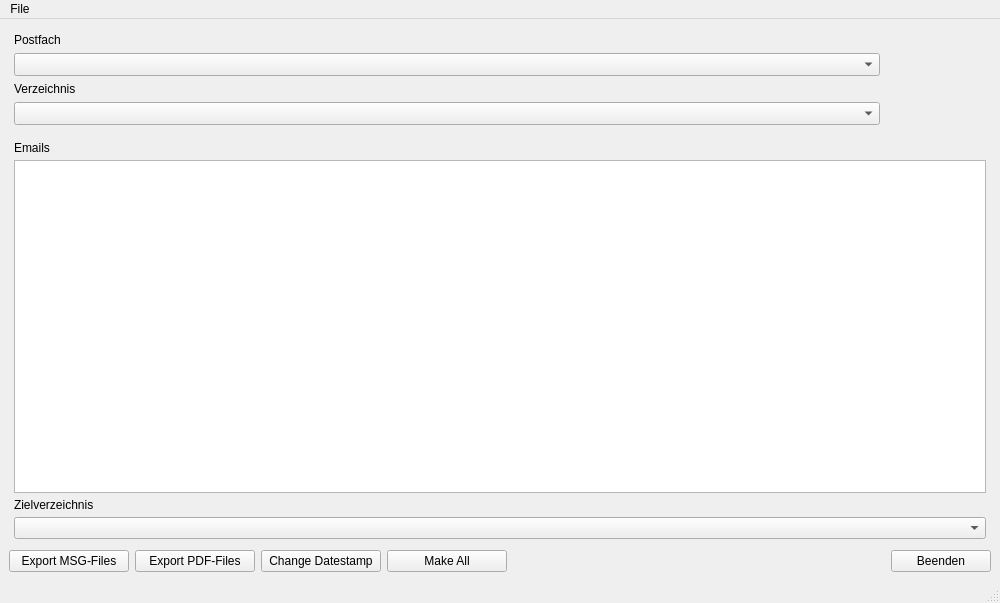
zoelchr/OutlookEmailExporter, file outlook_email_exporter.ui: the form before one commit.
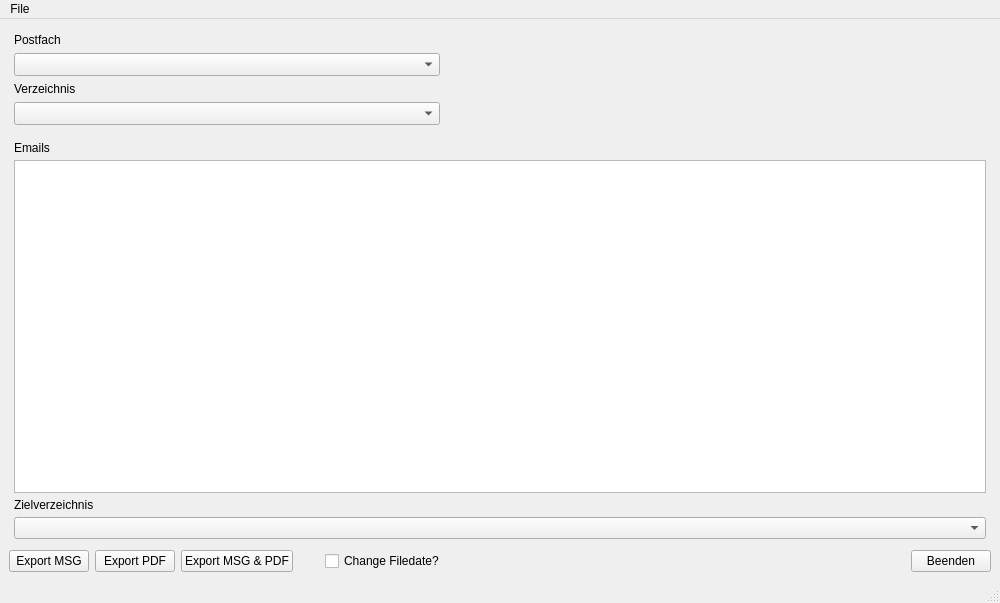
The form after the commit.

Commit message:
Refactor UI handling and improve data validation.
Replaced dynamic UI loading with a generated UI class for better performance and maintainability. Improved validation by adding checks for empty inputs and modified email table interaction logic to enable checkbox editing. Adjusted button labels and layout for consistency.

Patch:
```diff
--- a/outlook_email_exporter.ui
+++ b/outlook_email_exporter.ui
@@ -21,59 +21,6 @@
   </property>
   <widget class="QWidget" name="centralwidget">
    <layout class="QGridLayout" name="gridLayout">
-    <item row="0" column="0" colspan="6">
-     <layout class="QVBoxLayout" name="verticalLayout">
-      <property name="sizeConstraint">
-       <enum>QLayout::SetDefaultConstraint</enum>
-      </property>
-      <property name="leftMargin">
-       <number>5</number>
-      </property>
-      <property name="topMargin">
-       <number>5</number>
-      </property>
-      <property name="rightMargin">
-       <number>5</number>
-      </property>
-      <property name="bottomMargin">
-       <number>5</number>
-      </property>
-      <item>
-       <widget class="QLabel" name="label_Postfach">
-        <property name="text">
-         <string>Postfach</string>
-        </property>
-       </widget>
-      </item>
-      <item>
-       <widget class="QComboBox" name="comboBox_Postfach">
-        <property name="minimumSize">
-         <size>
-          <width>400</width>
-          <height>23</height>
-         </size>
-        </property>
-       </widget>
-      </item>
-      <item>
-       <widget class="QLabel" name="label_Verzeichnis">
-        <property name="text">
-         <string>Verzeichnis</string>
-        </property>
-       </widget>
-      </item>
-      <item>
-       <widget class="QComboBox" name="comboBox_Verzeichnis">
-        <property name="minimumSize">
-         <size>
-          <width>100</width>
-          <height>23</height>
-         </size>
-        </property>
-       </widget>
-      </item>
-     </layout>
-    </item>
     <item row="2" column="0">
      <widget class="QPushButton" name="pushButton_Export_MSG">
       <property name="maximumSize">
@@ -83,20 +30,7 @@
        </size>
       </property>
       <property name="text">
-       <string>Export MSG-Files</string>
-      </property>
-     </widget>
-    </item>
-    <item row="2" column="2">
-     <widget class="QPushButton" name="pushButton_Change_Datestamp">
-      <property name="maximumSize">
-       <size>
-        <width>120</width>
-        <height>23</height>
-       </size>
-      </property>
-      <property name="text">
-       <string>Change Datestamp</string>
+       <string>Export MSG</string>
       </property>
      </widget>
     </item>
@@ -109,7 +43,23 @@
        </size>
       </property>
       <property name="text">
-       <string>Export PDF-Files</string>
+       <string>Export PDF</string>
+      </property>
+     </widget>
+    </item>
+    <item row="2" column="6">
+     <widget class="QPushButton" name="pushButton_Exit">
+      <property name="enabled">
+       <bool>true</bool>
+      </property>
+      <property name="maximumSize">
+       <size>
+        <width>100</width>
+        <height>23</height>
+       </size>
+      </property>
+      <property name="text">
+       <string>Beenden</string>
       </property>
      </widget>
     </item>
@@ -155,34 +105,107 @@
       </item>
      </layout>
     </item>
+    <item row="2" column="2">
+     <widget class="QPushButton" name="pushButton_Export_Both">
+      <property name="maximumSize">
+       <size>
+        <width>120</width>
+        <height>23</height>
+       </size>
+      </property>
+      <property name="text">
+       <string>Export MSG &amp;&amp; PDF</string>
+      </property>
+     </widget>
+    </item>
+    <item row="2" column="4">
+     <widget class="QCheckBox" name="checkBox_Change_Filedate">
+      <property name="text">
+       <string>Change Filedate?</string>
+      </property>
+     </widget>
+    </item>
+    <item row="0" column="0" colspan="5">
+     <layout class="QVBoxLayout" name="verticalLayout">
+      <property name="sizeConstraint">
+       <enum>QLayout::SizeConstraint::SetDefaultConstraint</enum>
+      </property>
+      <property name="leftMargin">
+       <number>5</number>
+      </property>
+      <property name="topMargin">
+       <number>5</number>
+      </property>
+      <property name="rightMargin">
+       <number>5</number>
+      </property>
+      <property name="bottomMargin">
+       <number>5</number>
+      </property>
+      <item>
+       <widget class="QLabel" name="label_Postfach">
+        <property name="text">
+         <string>Postfach</string>
+        </property>
+       </widget>
+      </item>
+      <item>
+       <widget class="QComboBox" name="comboBox_Postfach">
+        <property name="minimumSize">
+         <size>
+          <width>400</width>
+          <height>23</height>
+         </size>
+        </property>
+       </widget>
+      </item>
+      <item>
+       <widget class="QLabel" name="label_Verzeichnis">
+        <property name="text">
+         <string>Verzeichnis</string>
+        </property>
+       </widget>
+      </item>
+      <item>
+       <widget class="QComboBox" name="comboBox_Verzeichnis">
+        <property name="minimumSize">
+         <size>
+          <width>100</width>
+          <height>23</height>
+         </size>
+        </property>
+       </widget>
+      </item>
+     </layout>
+    </item>
     <item row="2" column="3">
-     <widget class="QPushButton" name="pushButton_Make_All">
-      <property name="maximumSize">
+     <spacer name="horizontalSpacer">
+      <property name="orientation">
+       <enum>Qt::Orientation::Horizontal</enum>
+      </property>
+      <property name="sizeType">
+       <enum>QSizePolicy::Policy::Fixed</enum>
+      </property>
+      <property name="sizeHint" stdset="0">
        <size>
-        <width>120</width>
-        <height>23</height>
+        <width>20</width>
+        <height>20</height>
        </size>
       </property>
-      <property name="text">
-       <string>Make All</string>
-      </property>
-     </widget>
+     </spacer>
     </item>
-    <item row="2" column="6">
-     <widget class="QPushButton" name="pushButton_Exit">
-      <property name="enabled">
-       <bool>true</bool>
+    <item row="2" column="5">
+     <spacer name="horizontalSpacer_2">
+      <property name="orientation">
+       <enum>Qt::Orientation::Horizontal</enum>
       </property>
-      <property name="maximumSize">
+      <property name="sizeHint" stdset="0">
        <size>
-        <width>100</width>
-        <height>23</height>
+        <width>40</width>
+        <height>20</height>
        </size>
       </property>
-      <property name="text">
-       <string>Beenden</string>
-      </property>
-     </widget>
+     </spacer>
     </item>
    </layout>
   </widget>
```
Left out of the diff: 8 changed lines with no effect on the pictures. The commit also changes 6 other files.
